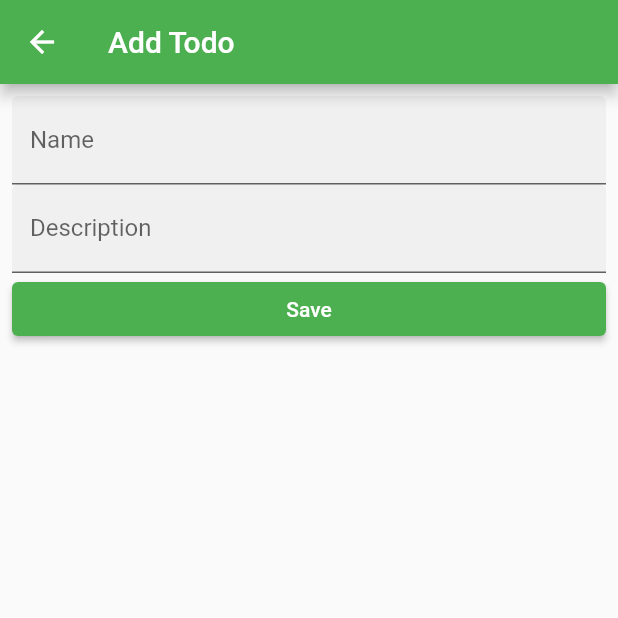
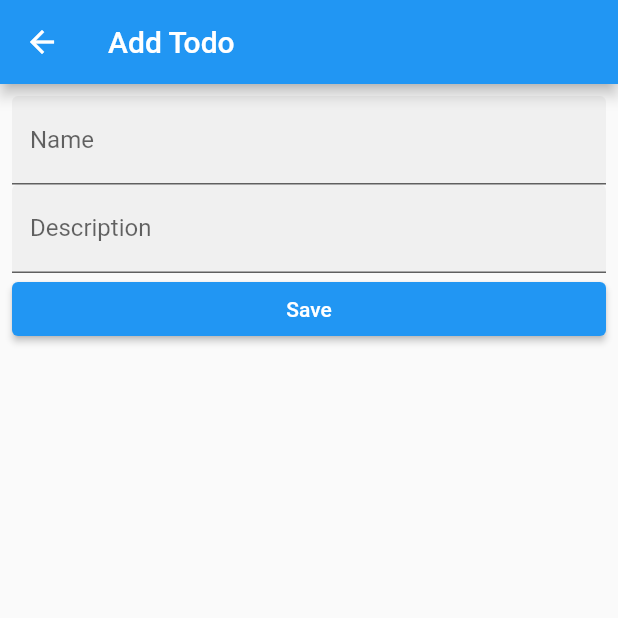
Before and after one commit to jayplin/windcatcher, a Flutter app: the screen it shows after launch, after a tap on the "add" icon, on a phone screen of 412 x 824 dp, the top half of it. Run offline on Flutter 3.47's test engine with Material 2 defaults, Android fonts, the phone set to English and light mode, and no system bars; drawn by our look-alikes of flutter_platform_widgets; missing offline and left inert: amplify_api, amplify_auth_cognito, amplify_core, amplify_datastore, amplify_flutter.

```diff
--- a/lib/main.dart
+++ b/lib/main.dart
@@ -11,58 +11,12 @@ void main() {
   runApp(MyApp());
 }
 
-// class nMyApp extends StatelessWidget {
-//   @override
-//   Widget build(BuildContext context) {
-//     return MaterialApp(
-//       title: 'Windcatcher',
-//       home: TodosPage(),
-//     );
-//   }
-// }
-
-// void nmain() {
-//   runApp(nMyApp());
-// }
-
 class MyApp extends StatelessWidget {
   @override
   Widget build(BuildContext context) {
-    final materialTheme = ThemeData(
-      cupertinoOverrideTheme: const CupertinoThemeData(
-        primaryColor: Color(0xff127EFB),
-      ),
-      primarySwatch: Colors.green,
-      outlinedButtonTheme: OutlinedButtonThemeData(
-        style: ButtonStyle(
-          padding: MaterialStateProperty.all(const EdgeInsets.all(16.0)),
-          foregroundColor: MaterialStateProperty.all(const Color(0xFF3DDC84)),
-        ),
-      ),
-    );
-
-    return Theme(
-      data: materialTheme,
-      child: PlatformProvider(
-        settings: PlatformSettingsData(iosUsesMaterialWidgets: true),
-        builder: (context) => PlatformApp(
-          localizationsDelegates: const <LocalizationsDelegate<dynamic>>[
-            DefaultMaterialLocalizations.delegate,
-            DefaultWidgetsLocalizations.delegate,
-            DefaultCupertinoLocalizations.delegate,
-          ],
-          title: 'Flutter Platform Widgets',
-          home: TodosPage(),
-          material: (_, __) => MaterialAppData(
-            theme: materialTheme,
-          ),
-          cupertino: (_, __) => CupertinoAppData(
-            theme: const CupertinoThemeData(
-              primaryColor: Color(0xff127EFB),
-            ),
-          ),
-        ),
-      ),
+    return PlatformApp(
+      title: 'R',
+      home: TodosPage(),
     );
   }
 }
```
